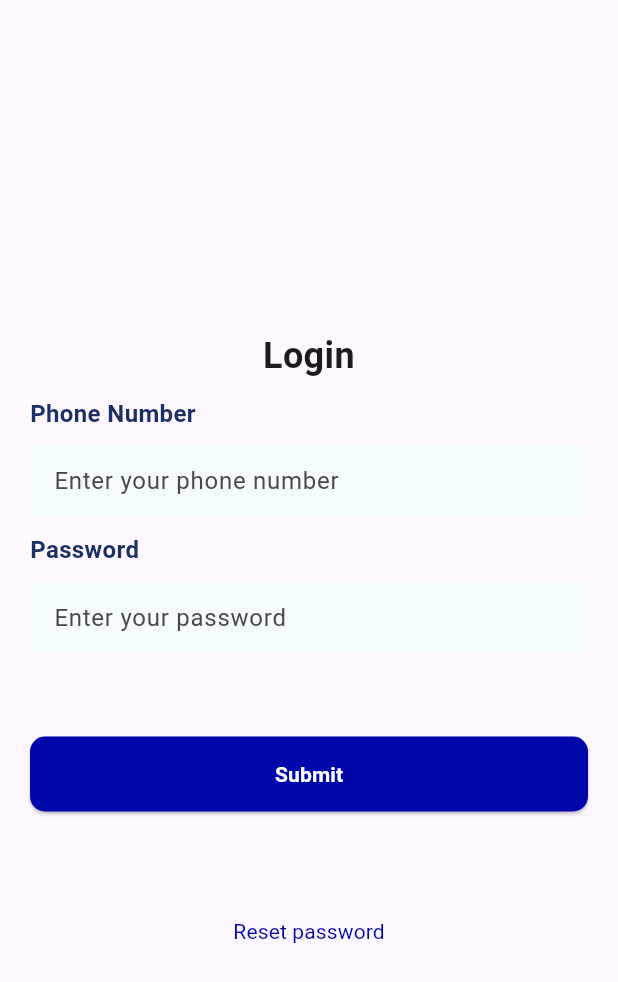
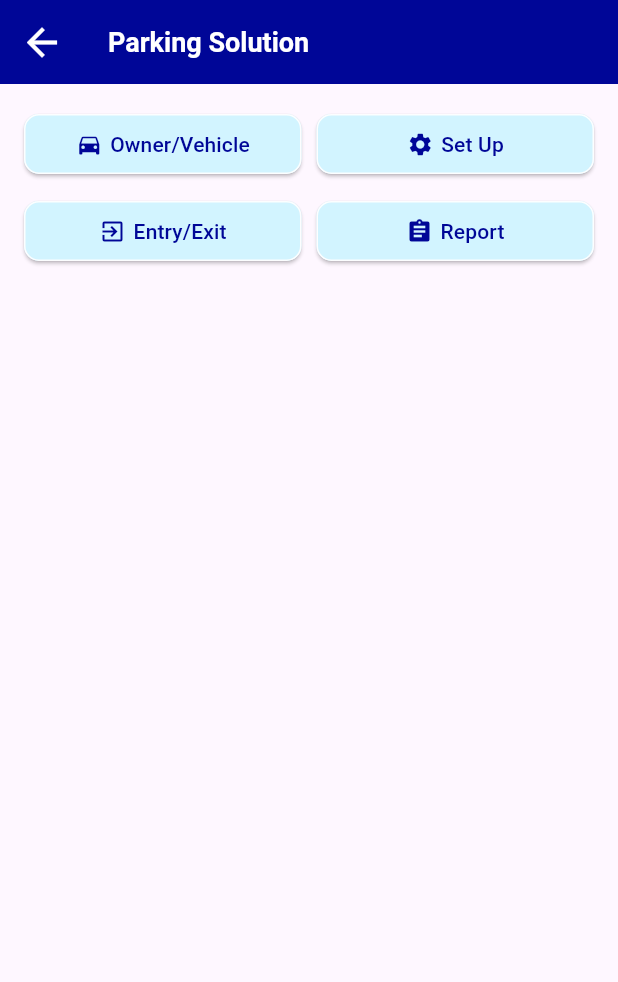
Before and after one commit to itachisem05/newparkingsolution, a Flutter app: the screen it shows after launch, after a tap on "Submit", on a phone screen of 412 x 824 dp. Shown: the top 982 px of the screen. Run offline on Flutter 3.47's test engine with Material 3 defaults, Android fonts, the phone set to English and light mode, and no system bars; our stand-ins replace fluttertoast; Roboto replaces fonts that are missing (Montserrat); project files that could hold a hidden picture were left out.

Commit message:
parkingsolution|homepage|completed

```diff
--- a/lib/Splash.dart
+++ b/lib/Splash.dart
@@ -1,10 +1,11 @@
 import 'dart:async';
 
-import 'package:flutter/cupertino.dart';
 import 'package:flutter/material.dart';
 import 'package:newparkingsolution/login.dart';
 
 class SplashScreen extends StatefulWidget{
+  const SplashScreen({Key? key}) : super(key: key);
+
   @override
   State<SplashScreen> createState() => _SplashScreenState();
 }
@@ -15,8 +16,8 @@ class _SplashScreenState extends State<SplashScreen> {
   void initState() {
     super.initState();
 
-    Timer(Duration(seconds: 5),() {
-      Navigator.pushReplacement(context, MaterialPageRoute(builder: (context) => LoginScreen(),
+    Timer(const Duration(seconds:3),() {
+      Navigator.pushReplacement(context, MaterialPageRoute(builder: (context) => const LoginScreen(),
       ));
 
     });
--- a/lib/login.dart
+++ b/lib/login.dart
@@ -1,47 +1,46 @@
-// LoginScreen.dart
 import 'package:flutter/material.dart';
+import 'package:newparkingsolution/changepassword.dart';
 import 'package:newparkingsolution/src/constants/colors.dart';
-
-import 'src/constants/colors.dart';
-
+import 'package:newparkingsolution/setup.dart';
 class LoginScreen extends StatelessWidget {
-  const LoginScreen({Key? key});
+  // ignore: non_constant_identifier_names, avoid_types_as_parameter_names
+  const LoginScreen({Key? key, Key}) : super(key: key);
 
   @override
   Widget build(BuildContext context) {
     return Scaffold(
-      body:Container(
-        child: SingleChildScrollView(
+      body: SingleChildScrollView(
+        child: Container(
+          padding: const EdgeInsets.only(top: 102),
           child: Container(
-            padding: EdgeInsets.only(top:200),
-            child: Container(
-            padding: EdgeInsets.all(20),
+            padding: const EdgeInsets.all(20),
             child: Column(
-              mainAxisAlignment: MainAxisAlignment.center,
+              mainAxisAlignment: MainAxisAlignment.start,
               crossAxisAlignment: CrossAxisAlignment.stretch,
               children: [
                 // Heading with Custom Font
-                Text(
+                const Text(
                   "Login",
                   style: TextStyle(
-                    fontSize: 24, // Adjust the font size as needed
+                    fontSize: 16,
                     fontFamily: 'Montserrat',
-                    fontWeight: FontWeight.w700,// Change this to your desired font
+                    fontWeight: FontWeight.w700,
+                    color: ThemeColors.tLoginpg
                   ),
                   textAlign: TextAlign.center,
                 ),
 
                 // Subheading: Phone Number
-                Padding(
-                  padding: EdgeInsets.symmetric(vertical: 10),
+                const Padding(
+                  padding: EdgeInsets.only(top: 54, bottom: 10),
                   child: Text(
                     "Phone Number",
                     style: TextStyle(
+                      fontSize: 14,
+                      fontWeight: FontWeight.w500,
+                      fontFamily: 'Montserrat',
 
-                      fontSize: 16, // Adjust the font size as needed
-                      fontFamily: 'Montserrat',
-                        fontWeight: FontWeight.w700,
-                      color:tLoginpg// Change this to your desired font
+                      color: ThemeColors.tLoginpg,
                     ),
                   ),
                 ),
@@ -50,28 +49,34 @@ class LoginScreen extends StatelessWidget {
                 TextFormField(
                   decoration: InputDecoration(
                     hintText: "Enter your phone number",
-                    hintStyle: TextStyle(
+                    hintStyle: const TextStyle(
                       fontFamily: 'Montserrat',
-                      fontWeight: FontWeight.w400, // Use FontWeight.w700 for weight 700 (Bold)
+                      fontSize: 14,
+                      fontWeight: FontWeight.w400,
+                      color: ThemeColors.inputFieldText,
                     ),
-                    border:InputBorder.none,
-                    contentPadding: EdgeInsets.all(12),
+                    border: OutlineInputBorder(
+                      borderRadius: BorderRadius.circular(10),
+                      borderSide: BorderSide.none,// Set rounded corners
+                    ),
+                    contentPadding: const EdgeInsets.all(12),
                     filled: true,
-                    fillColor: Color.fromRGBO(243, 251, 255,1),
+                    fillColor: const Color.fromRGBO(243, 251, 255, 1),
                   ),
                   keyboardType: TextInputType.phone,
                 ),
 
                 // Subheading: Password
-                Padding(
-                  padding: EdgeInsets.symmetric(vertical: 10),
+                const Padding(
+                  padding: EdgeInsets.only(top: 30, bottom: 10),
                   child: Text(
                     "Password",
                     style: TextStyle(
-                      fontSize: 16, // Adjust the font size as needed
+
                       fontFamily: 'Montserrat',
-                        fontWeight: FontWeight.w700,
-                        color:tLoginpg// Change this to your desired font
+                      fontSize: 14,
+                      fontWeight: FontWeight.w500,
+                      color: ThemeColors.tLoginpg,
                     ),
                   ),
                 ),
@@ -80,82 +85,86 @@ class LoginScreen extends StatelessWidget {
                 TextFormField(
                   decoration: InputDecoration(
                     hintText: "Enter your password",
-                    hintStyle: TextStyle(
+                    hintStyle: const TextStyle(
                       fontFamily: 'Montserrat',
-                      fontWeight: FontWeight.w400, // Use FontWeight.w700 for weight 700 (Bold)
+                      fontWeight: FontWeight.w400,
+                      color: ThemeColors.inputFieldText,
+                      fontSize: 14,
                     ),
-                    border:InputBorder.none,
-                    contentPadding: EdgeInsets.all(12),
+                    border: OutlineInputBorder(
+                      borderRadius: BorderRadius.circular(10),
+                      borderSide: BorderSide.none,// Set rounded corners
+                    ),
+                    contentPadding: const EdgeInsets.all(12),
                     filled: true,
-                    fillColor: Color.fromRGBO(243, 251, 255,1),
-
+                    fillColor: const Color.fromRGBO(243, 251, 255, 1),
                   ),
                   obscureText: true,
                 ),
-                SizedBox(height: 50),
+                const SizedBox(height: 20),
+
                 // Submit Button
                 Padding(
-                  padding: EdgeInsets.symmetric(vertical:5),
+                  padding: const EdgeInsets.only(top: 10,bottom: 10),
                   child: ElevatedButton(
                     onPressed: () {
                       // Implement your login logic here
+                      Navigator.push(
+                        context,
+                        MaterialPageRoute(builder: (context) => const SetUpPage()),
+                      );
+
                     },
                     style: ElevatedButton.styleFrom(
-                      minimumSize: Size(336, 50),
+                      minimumSize: const Size(336, 50),
                       shape: RoundedRectangleBorder(
                         borderRadius: BorderRadius.circular(10),
-
                       ),
-                      backgroundColor: buttonColor// Adjust the width and height as needed
+                      backgroundColor:ThemeColors.buttonColor,
                     ),
-                    child: Text("Submit",
+                    child: const Text(
+                      "Submit",
                       style: TextStyle(
                         color: Colors.white,
                         fontWeight: FontWeight.w700,
                       ),
+                    ),
+                  ),
+                ),
 
-                    ),
-
-                  ),
-
-                ),
                 // Add space from the top after the Submit button
-// Add space from the top after the Submit button
-                SizedBox(height: 50),
-
+                const SizedBox(height: 5),
 
                 // reset password
                 TextButton(
                   onPressed: () {
-                    // Implement your reset logic or navigation here
-                    // Navigator.push(
-                    //   context,
-                    //   MaterialPageRoute(builder: (context) => OtherPage()),
-                    // );
+                    Navigator.push(
+                      context,
+                      MaterialPageRoute(builder: (context) => const ChangePasswordScreen()),
+                    );
                   },
                   style: TextButton.styleFrom(
-                    minimumSize: Size(336, 50),
+                    minimumSize: const Size(336, 50),
                     shape: RoundedRectangleBorder(
                       borderRadius: BorderRadius.circular(10),
                     ),
-                    backgroundColor: Colors.transparent, // Transparent background
+                    backgroundColor: Colors.transparent,
                   ),
-                  child: Text(
-                    "Reset password",
+                  child: const Text(
+                    "Reset password?",
+                    textAlign: TextAlign.center,
                     style: TextStyle(
-                      color:buttonColor, // Adjust color as needed
+                      color:ThemeColors.buttonColor,
+
                       fontWeight: FontWeight.w400,
                     ),
                   ),
                 ),
-
-
               ],
             ),
           ),
         ),
       ),
-      ),
     );
   }
 }
--- a/lib/main.dart
+++ b/lib/main.dart
@@ -1,9 +1,9 @@
 import 'package:flutter/material.dart';
 import 'package:newparkingsolution/Splash.dart';
-import 'package:newparkingsolution/login.dart';
 
 void main() {
-  runApp(const MyApp());
+  runApp(const MyApp(
+  ));
 }
 
 class MyApp extends StatelessWidget {
@@ -12,12 +12,11 @@ class MyApp extends StatelessWidget {
   @override
   Widget build(BuildContext context) {
     return MaterialApp(
-      title: 'Flutter faezah & Ankit',
-      theme: ThemeData(
-        colorScheme: ColorScheme.fromSeed(seedColor: Colors.deepPurple),
-        useMaterial3: true,
-      ),
-      home: SplashScreen(),
+      debugShowCheckedModeBanner: false,
+      theme: ThemeData(brightness: Brightness.light),
+      darkTheme: ThemeData(brightness: Brightness.light),
+      themeMode: ThemeMode.system,
+      home: const SplashScreen(),
     );
   }
 }
--- /dev/null
+++ b/lib/setup.dart
@@ -0,0 +1,135 @@
+import 'package:flutter/material.dart';
+import 'package:newparkingsolution/src/constants/colors.dart';
+
+class SetUpPage extends StatelessWidget {
+  const SetUpPage({Key? key}) : super(key: key);
+
+  // Method to create a consistent ElevatedButton with styling
+  ElevatedButton createElevatedButton({
+    required String text,
+    required IconData iconData, // New parameter for the icon
+    required VoidCallback onPressed,
+  }) {
+    return ElevatedButton(
+      onPressed: onPressed,
+      style: ElevatedButton.styleFrom(
+        foregroundColor: ThemeColors.setuptext, backgroundColor: ThemeColors.setupbutton, // Button text color
+        shape: RoundedRectangleBorder(
+          borderRadius: BorderRadius.circular(10), // Button border radius
+          side: const BorderSide(color: ThemeColors.setupborder), // Button border color
+        ),
+      ),
+
+
+        child: Center(
+          child: Row(
+            mainAxisAlignment: MainAxisAlignment.center,
+            children: [
+              Icon(iconData),
+                // Icon widget
+              const SizedBox(width: 5),
+              // Add spacing between icon and text
+              Text(text), // Button text
+            ],
+          ),
+        ),
+      );
+
+  }
+
+  // for app bar
+  @override
+  Widget build(BuildContext context) {
+    return Scaffold(
+      appBar: AppBar(
+        title: const Text(
+          "Parking Solution",
+          textAlign: TextAlign.left,
+          style: TextStyle(
+            color: Colors.white,
+            fontSize: 18,
+            fontWeight: FontWeight.w700,
+          ),
+        ),
+        backgroundColor: ThemeColors.toptheme,
+        iconTheme: const IconThemeData(color: ThemeColors.backpress),
+        leading: IconButton(
+          icon: const Icon(Icons.arrow_back),
+          iconSize: 30,
+          color: Colors.white,
+          onPressed: () {
+            Navigator.pop(context);
+          },
+        ),
+      ),
+
+      // **********************************************8
+      body: Padding(
+        padding: const EdgeInsets.all(16),
+        child: Column(
+          crossAxisAlignment: CrossAxisAlignment.stretch,
+          children: [
+            // Top row with two buttons: "Owner/Vehicle" and "Set Up"
+            Row(
+              mainAxisAlignment: MainAxisAlignment.spaceBetween,
+              children: [
+                Expanded
+                  (
+                  child: createElevatedButton(
+                  text: "Owner/Vehicle",
+                  iconData: Icons.directions_car, // Add the desired icon
+                  onPressed: () {
+                    // Handle the "Owner/Vehicle" button tap
+                  },
+                ),
+                ),
+                const SizedBox(width: 10),// Add spacing between buttons
+                // Use Container with specified width and add an icon
+                Expanded(
+                  child:createElevatedButton(
+                  text: "Set Up",
+
+                  iconData: Icons.settings, // Add the desired icon
+                  onPressed: () {
+                    // Handle the "Set Up" button tap
+                  },
+                ),
+                ),
+              ],
+            ),
+            const SizedBox(height: 10),
+            // Add some space between the top row and bottom row
+            // Bottom row with two buttons: "Entry/Exit" and "Report"
+            Row(
+              mainAxisAlignment: MainAxisAlignment.spaceBetween,
+              children: [
+                // Use Container with specified width and add an icon
+                Expanded(
+                  child:createElevatedButton(
+                  text: "Entry/Exit",
+
+                  iconData: Icons.exit_to_app, // Add the desired icon
+                  onPressed: () {
+                    // Handle the "Entry/Exit" button tap
+                  },
+                ),
+                ),
+                const SizedBox(width: 10),
+                // Use Container with specified width and add an icon
+                Expanded(
+                  child:createElevatedButton(
+                  text: "Report",
+                    iconData: Icons.assignment, // Add the desired icon
+                  onPressed: () {
+                    // Handle the "Report" button tap
+                  },
+                ),
+                ),
+              ],
+            ),
+          ],
+        ),
+      ),
+    );
+  }
+}
--- a/lib/src/constants/colors.dart
+++ b/lib/src/constants/colors.dart
@@ -1,5 +1,17 @@
 import 'package:flutter/material.dart';
-const tLoginpg =Color.fromRGBO(26, 47, 100, 1);
-const White =Color.fromRGBO(255, 255, 255, 1);
-const inputFieldText =Color.fromRGBO(121, 207, 255, 1);
-const buttonColor =Color.fromRGBO(0, 7, 170, 1);
+
+
+class ThemeColors {
+
+  static const tLoginpg = Color.fromRGBO(26, 47, 100, 1);
+  static const white = Color.fromRGBO(255, 255, 255, 1);
+  static const inputFieldText = Color.fromRGBO(121, 207, 255, 1);
+  static const buttonColor = Color.fromRGBO(0, 7, 170, 1);
+  static const toptheme = Color.fromRGBO(0, 6, 151, 1.0);
+  static const backpress = Color.fromRGBO(0, 0, 0, 1.0);
+  static const setupbutton = Color.fromRGBO(210, 244, 255, 1);
+  static const setuptextonclick = Color.fromRGBO(252, 254, 255, 1);
+  static const setupborder = Color.fromRGBO(252, 254, 255, 1);
+  static const setuptext = Color.fromRGBO(0, 6, 151, 1);
+
+}
```
Also changed, not shown: lib/changepassword.dart (+225 -0 lines), pubspec.yaml (+6 -15 lines), pubspec.lock, 1 other file.
